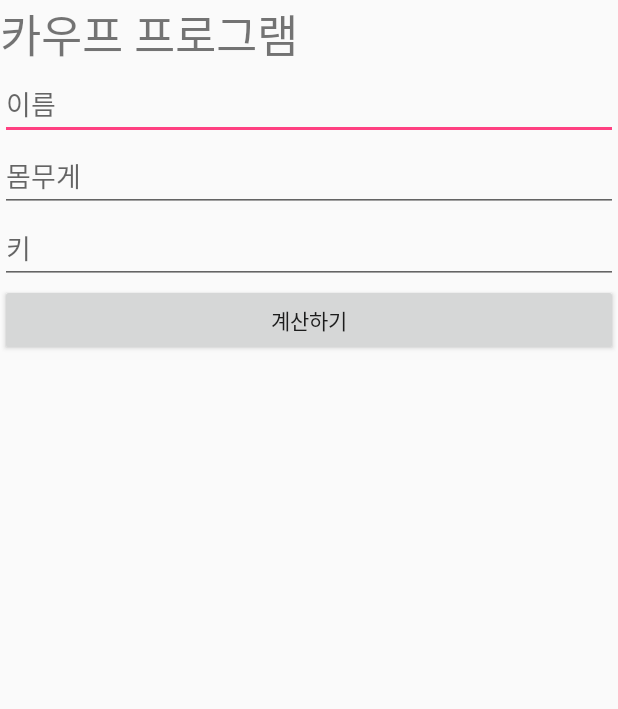
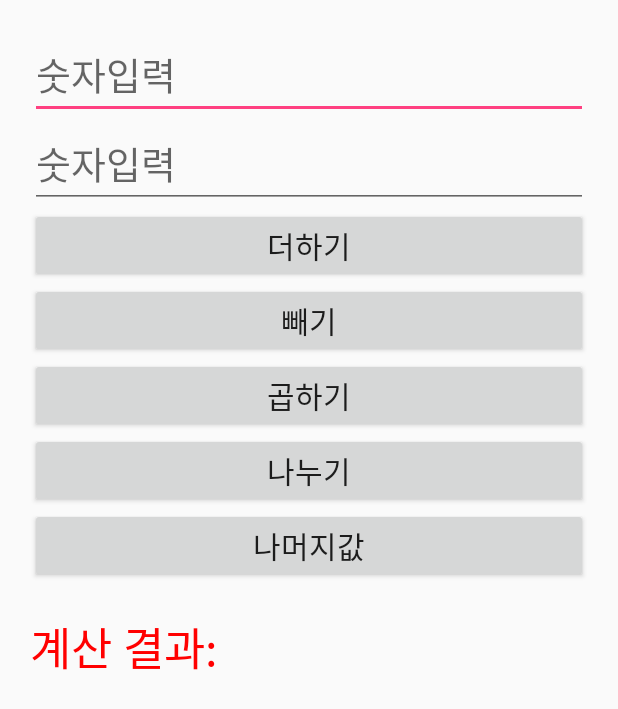
Before and after one commit to nohseunghee/myApp2, an Android app: the screen it shows after launch (KaupActivity before the commit, CalcActivity after it), on a phone screen of 412 x 824 dp. Shown: the top 709 px of the screen. Run offline under Robolectric (Android 15) with nearby library versions, the phone set to English and light mode, and no system bars.

Commit message:
2016-06-04 작업테스트4

```diff
--- /dev/null
+++ b/app/src/main/java/com/hanbit/user/myapp2/Calc/CalcService.java
@@ -0,0 +1,13 @@
+package com.hanbit.user.myapp2.Calc;
+
+/**
+ * Created by USER on 2016-06-04.
+ * type을 interface로 지정
+ */
+public interface CalcService {
+    public int plus(int num1, int num2);
+    public int minus(int num1, int num2);
+    public int multi(int num1, int num2);
+    public int divide(int num1, int num2);
+    public int nmg(int num1, int num2); //나머지
+}
--- /dev/null
+++ b/app/src/main/java/com/hanbit/user/myapp2/calc/CalcActivity.java
@@ -0,0 +1,86 @@
+package com.hanbit.user.myapp2.Calc;
+
+import android.app.Activity;
+import android.support.v7.app.AppCompatActivity;
+import android.os.Bundle;
+import android.view.View;
+import android.widget.Button;
+import android.widget.EditText;
+import android.widget.TextView;
+import android.widget.Toast;
+
+import com.hanbit.user.myapp2.R;
+
+public class CalcActivity extends Activity implements View.OnClickListener{
+
+    EditText etNum1, etNum2;
+    TextView txtResult;
+    Button btnPlus, btnMinus, btnMutiple, btnDivision, btnExtra;
+
+    int num1, num2;
+
+    CalcService service;
+
+
+
+    @Override
+    protected void onCreate(Bundle savedInstanceState) {
+        super.onCreate(savedInstanceState);
+        setContentView(R.layout.activity_calc);
+
+
+        etNum1      = (EditText)findViewById(R.id.etNum1);
+        etNum2      = (EditText)findViewById(R.id.etNum2);
+        btnPlus     = (Button)findViewById(R.id.btnPlus);
+        btnMinus    = (Button)findViewById(R.id.btnMinus);
+        btnMutiple  = (Button)findViewById(R.id.btnMutiple);
+        btnDivision = (Button)findViewById(R.id.btnDivision);
+        btnExtra    = (Button)findViewById(R.id.btnExtra);
+        txtResult   = (TextView)findViewById(R.id.txtResult);
+
+
+        service = new CalcServiceImpl();
+
+
+        btnPlus.setOnClickListener(this);
+        btnMinus.setOnClickListener(this);
+        btnMutiple.setOnClickListener(this);
+        btnDivision.setOnClickListener(this);
+        btnExtra.setOnClickListener(this);
+        txtResult.setOnClickListener(this);
+
+    }
+
+    @Override
+    public void onClick(View v) {
+
+        num1 = Integer.parseInt(etNum1.getText().toString());
+        num2 = Integer.parseInt(etNum2.getText().toString());
+
+
+
+        int result = 0;
+
+        switch (v.getId()){//v == xml
+            case R.id.btnPlus:
+                result = service.plus(num1, num2);
+                break;
+            case R.id.btnMinus:
+                result = service.minus(num1, num2);
+                break;
+            case R.id.btnMutiple:
+                result = service.multi(num1, num2);
+                break;
+            case R.id.btnDivision:
+                result = service.divide(num1, num2);
+                break;
+            case R.id.btnExtra:
+                result = service.nmg(num1, num2);
+                break;
+        }
+
+        txtResult.setText("계산결과 : " + result);
+
+
+    }
+}
--- /dev/null
+++ b/app/src/main/res/layout/activity_calc.xml
@@ -0,0 +1,62 @@
+<?xml version="1.0" encoding="utf-8"?>
+<LinearLayout xmlns:android="http://schemas.android.com/apk/res/android"
+    android:layout_height="match_parent"
+    android:layout_width="match_parent"
+    android:orientation="vertical"
+    android:padding="20dp">
+
+    <EditText
+        android:layout_width="match_parent"
+        android:layout_height="wrap_content"
+        android:id="@+id/etNum1"
+        android:hint="숫자입력"
+        android:textSize="25dp"/>
+
+    <EditText
+        android:layout_width="match_parent"
+        android:layout_height="wrap_content"
+        android:id="@+id/etNum2"
+        android:hint="숫자입력"
+        android:textSize="25dp"/>
+
+    <Button
+        android:layout_width="match_parent"
+        android:layout_height="wrap_content"
+        android:text="더하기"
+        android:id="@+id/btnPlus"
+        android:textSize="20dp"/>
+    <Button
+        android:layout_width="match_parent"
+        android:layout_height="wrap_content"
+        android:text="빼기"
+        android:id="@+id/btnMinus"
+        android:textSize="20dp"/>
+    <Button
+        android:layout_width="match_parent"
+        android:layout_height="wrap_content"
+        android:text="곱하기"
+        android:id="@+id/btnMutiple"
+        android:textSize="20dp"/>
+
+    <Button
+        android:layout_width="match_parent"
+        android:layout_height="wrap_content"
+        android:text="나누기"
+        android:id="@+id/btnDivision"
+        android:textSize="20dp"/>
+    <Button
+        android:layout_width="match_parent"
+        android:layout_height="wrap_content"
+        android:text="나머지값"
+        android:id="@+id/btnExtra"
+        android:textSize="20dp"/>
+
+    <TextView
+        android:layout_width="wrap_content"
+        android:layout_height="wrap_content"
+        android:text="계산 결과: "
+        android:id="@+id/txtResult"
+        android:textSize="30dp"
+        android:textColor="#ff0000"
+        android:layout_marginTop="20dp"/>
+</LinearLayout>
```
Also changed, not shown: app/src/main/AndroidManifest.xml (+4 -4 lines), app/src/main/java/com/hanbit/user/myapp2/Calc/CalcServiceImpl.java (added, +31 -0 lines), app/src/main/java/com/hanbit/user/myapp2/main/MainActivity.java (+29 -1 lines), app/src/main/res/layout/activity_main.xml (+6 -21 lines).
